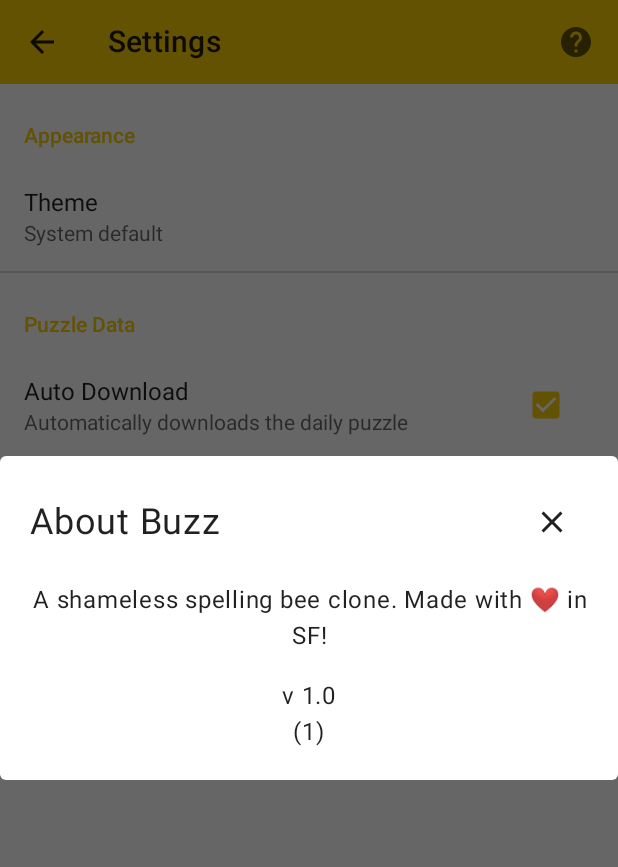
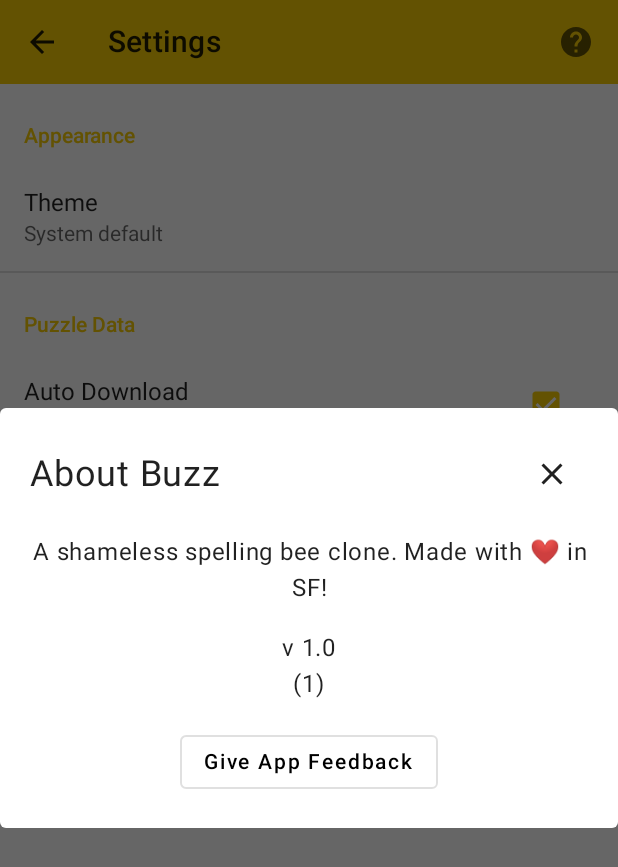
Before and after one commit to Plastix/Buzz, an Android app built with Jetpack Compose: the SettingsActivity screen opened directly, with no data from a screen before it, after a tap on "Rules", on a phone screen of 412 x 824 dp. Shown: the top 867 px of the screen. Run offline under Robolectric (Android 15) with nearby library versions, the phone set to English and light mode, and no system bars; our stand-ins replace androidx.preference.

Commit message:
Add email feedback button

```diff
--- a/app/src/main/java/io/github/plastix/buzz/settings/SettingsActivity.kt
+++ b/app/src/main/java/io/github/plastix/buzz/settings/SettingsActivity.kt
@@ -26,7 +26,15 @@ class SettingsActivity : AppCompatActivity() {
         }
 
         findViewById<ComposeView>(R.id.compose_view).setContent {
-            SettingsUi(this::finish)
+            SettingsUi(this::finish, this::openFeedbackEmail)
         }
     }
+
+    private fun openFeedbackEmail() {
+        startActivity(Intent(Intent.ACTION_SEND).apply {
+            type = "plain/text"
+            putExtra(Intent.EXTRA_EMAIL, arrayOf(getString(R.string.developer_feedback_email)))
+            putExtra(Intent.EXTRA_SUBJECT, getString(R.string.feedback_email_subject))
+        })
+    }
 }
--- a/app/src/main/java/io/github/plastix/buzz/settings/SettingsUI.kt
+++ b/app/src/main/java/io/github/plastix/buzz/settings/SettingsUI.kt
@@ -3,10 +3,7 @@ package io.github.plastix.buzz.settings
 import androidx.compose.foundation.layout.Column
 import androidx.compose.foundation.layout.Spacer
 import androidx.compose.foundation.layout.height
-import androidx.compose.material.Icon
-import androidx.compose.material.IconButton
-import androidx.compose.material.Text
-import androidx.compose.material.TopAppBar
+import androidx.compose.material.*
 import androidx.compose.material.icons.Icons
 import androidx.compose.material.icons.filled.ArrowBack
 import androidx.compose.material.icons.filled.Replay
@@ -27,7 +24,8 @@ import io.github.plastix.buzz.util.CustomDialog
 
 @Composable
 fun SettingsUi(
-    onBack: () -> Unit
+    onBack: () -> Unit,
+    onGiveFeedback: () -> Unit
 ) {
     BuzzTheme {
         // Because I'm too lazy to move this state out of the UI layer
@@ -66,6 +64,15 @@ fun SettingsUi(
                     Spacer(Modifier.height(16.dp))
                     Text("v ${BuildConfig.VERSION_NAME}")
                     Text("(${BuildConfig.VERSION_CODE})")
+                    Spacer(Modifier.height(16.dp))
+                    OutlinedButton(
+                        onClick = onGiveFeedback,
+                        colors = ButtonDefaults.outlinedButtonColors(
+                            contentColor = MaterialTheme.colors.onSurface,
+                        )
+                    ) {
+                        Text(stringResource(R.string.about_dialog_give_feedback))
+                    }
                 }
             }
         }
--- a/app/src/main/res/values/controls.xml
+++ b/app/src/main/res/values/controls.xml
@@ -13,4 +13,6 @@
 
     <string name="preferences_download">download</string>
     <string name="preferences_download_enabled">download.enabled</string>
+
+    <string name="developer_feedback_email">pieper.developer@gmail.com</string>
 </resources>
--- a/app/src/main/res/values/strings.xml
+++ b/app/src/main/res/values/strings.xml
@@ -76,5 +76,7 @@
 
     <string name="about_dialog_title">About Buzz</string>
     <string name="about_dialog_body">A shameless spelling bee clone. Made with ❤️ in SF!</string>
+    <string name="about_dialog_give_feedback">Give App Feedback</string>
+    <string name="feedback_email_subject">Buzz app feedback</string>
 
 </resources>
```
